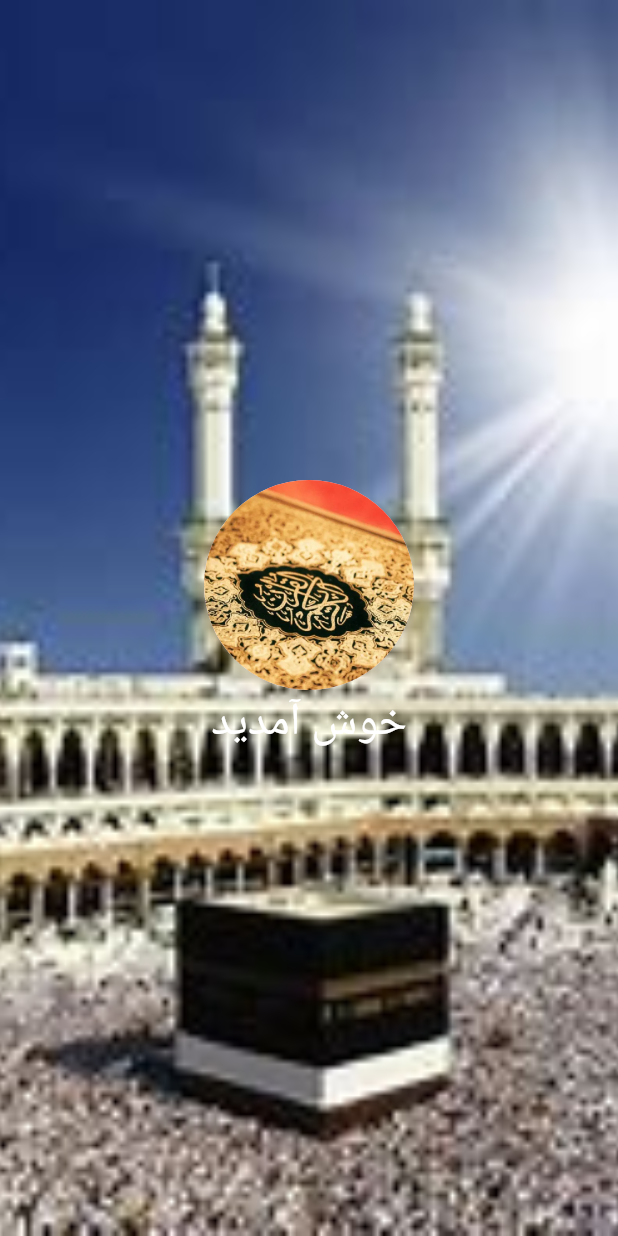
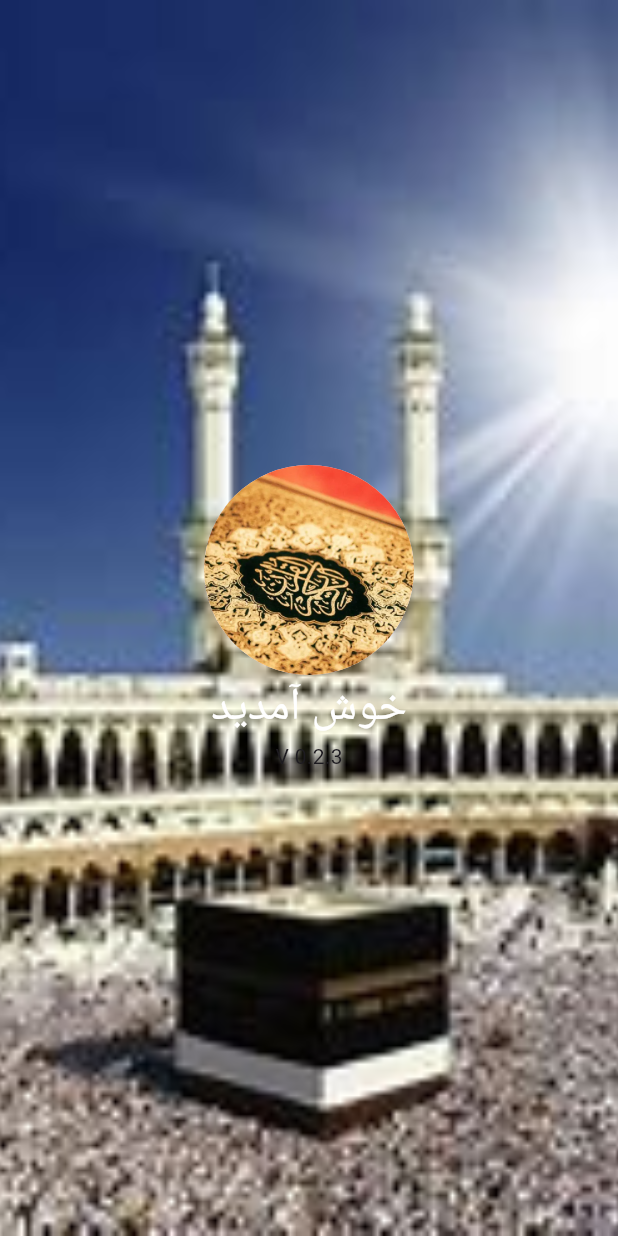
Before and after one commit to Parwiz1010/world-famous-reciters, a Flutter app: the splash screen opened directly, on a phone screen of 412 x 824 dp. Run offline on Flutter 3.47's test engine with Material 3 defaults, Android fonts, the phone set to English and light mode, and no system bars; our stand-ins replace share_plus.

Commit message:
add Text

```diff
--- a/lib/container.dart
+++ b/lib/container.dart
@@ -55,7 +55,8 @@ class _splashState extends State<splash> {
             Text(
               'خوش آمدید',
               style: TextStyle(fontSize: 30, color: Colors.white),
-            )
+            ),
+            Text('V 0.2.3')
           ],
         ),
       ]),
```
